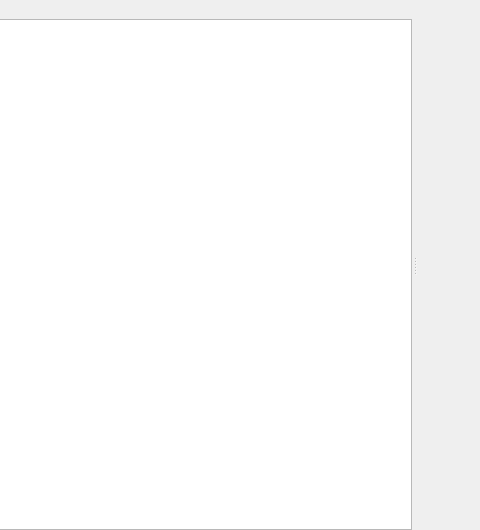
Above: nicos/clients/gui/panels/history.ui from mlz-ictrl/nicos before the change; both pictures show x 472 to 952 and y 0 to 530 of the 952 by 530 pixel window. Below: the same form after it.
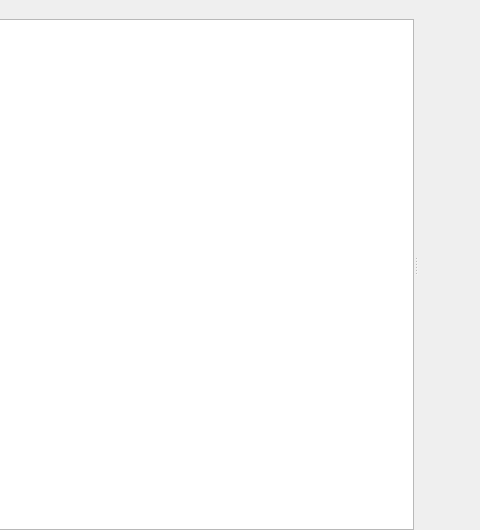
That is the form after the change. Icons and pictures are not drawn.

Commit message:
History: Add BareHistory Panel
A Bare HistoryPanel only displays one plot, which can not be
interacted with but will keep updating.
A given option determines which keys will be displayed.
To minimize the space taken by details such as title and
tick labels in gr an option can be set to disable these
details when taking less then the given space.

With the plotsettings option the default display
of BareHistoryPanels can be configured.

The edit to the form file:
```diff
--- a/nicos/clients/gui/panels/history.ui
+++ b/nicos/clients/gui/panels/history.ui
@@ -26,17 +26,14 @@
      <property name="orientation">
       <enum>Qt::Horizontal</enum>
      </property>
-     <property name="opaqueResize">
-      <bool>true</bool>
-     </property>
-     <property name="handleWidth">
-      <number>6</number>
-     </property>
-     <widget class="QWidget" name="verticalLayoutWidget">
+     <widget class="QWidget" name="selectionWidget" native="true">
       <layout class="QVBoxLayout" name="verticalLayout">
        <property name="spacing">
         <number>5</number>
        </property>
+       <property name="margin">
+        <number>0</number>
+       </property>
        <item>
         <widget class="QLabel" name="label">
          <property name="sizePolicy">
```
Left out of the diff: 5 changed lines with no effect on the pictures. The commit also changes 3 other files.
